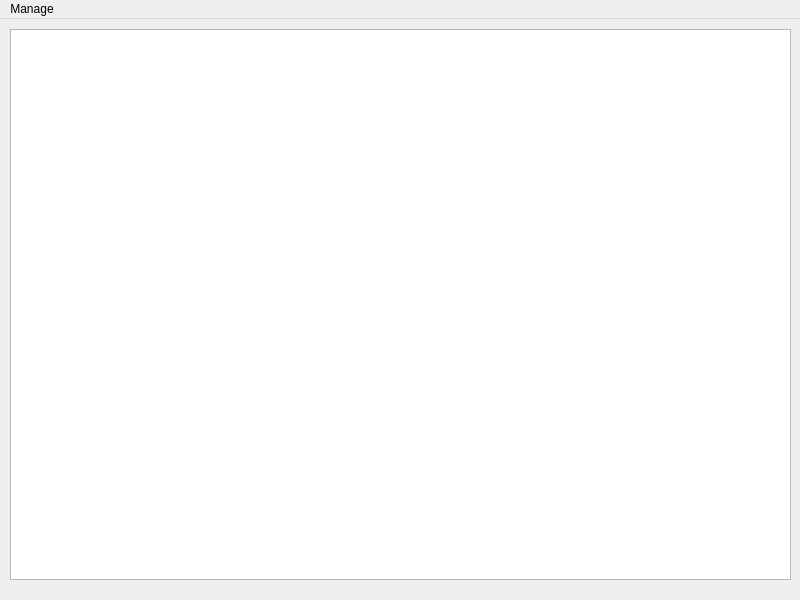
Before: the Qt Designer form api/db/ingredients_app.ui in ari099/crumby-React-Flask-, drawn with Qt 5.
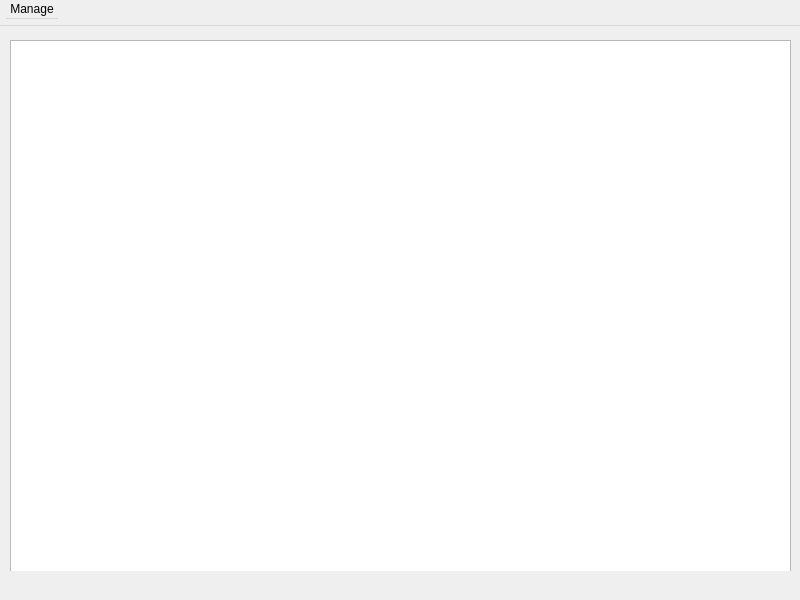
After: the same form once the commit is applied.

Patch:
```diff
--- a/api/db/ingredients_app.ui
+++ b/api/db/ingredients_app.ui
@@ -1,7 +1,7 @@
 <?xml version="1.0" encoding="UTF-8"?>
 <ui version="4.0">
  <class>Ingredients</class>
- <widget class="QMainWindow" name="Ingredients">
+ <widget class="QDialog" name="Ingredients">
   <property name="geometry">
    <rect>
     <x>0</x>
@@ -25,12 +25,20 @@
   <property name="windowTitle">
    <string>Ingredients Manager</string>
   </property>
-  <widget class="QWidget" name="centralwidget">
-   <widget class="QTableView" name="ingredients_list">
+  <widget class="QWidget" name="centralwidget" native="true">
+   <property name="geometry">
+    <rect>
+     <x>0</x>
+     <y>0</y>
+     <width>801</width>
+     <height>571</height>
+    </rect>
+   </property>
+   <widget class="QTableWidget" name="ingredients_list">
     <property name="geometry">
      <rect>
       <x>10</x>
-      <y>10</y>
+      <y>40</y>
       <width>781</width>
       <height>551</height>
      </rect>
@@ -44,7 +52,7 @@
     <property name="selectionBehavior">
      <enum>QAbstractItemView::SelectRows</enum>
     </property>
-    <attribute name="verticalHeaderCascadingSectionResizes">
+    <attribute name="horizontalHeaderStretchLastSection">
      <bool>true</bool>
     </attribute>
    </widget>
```
